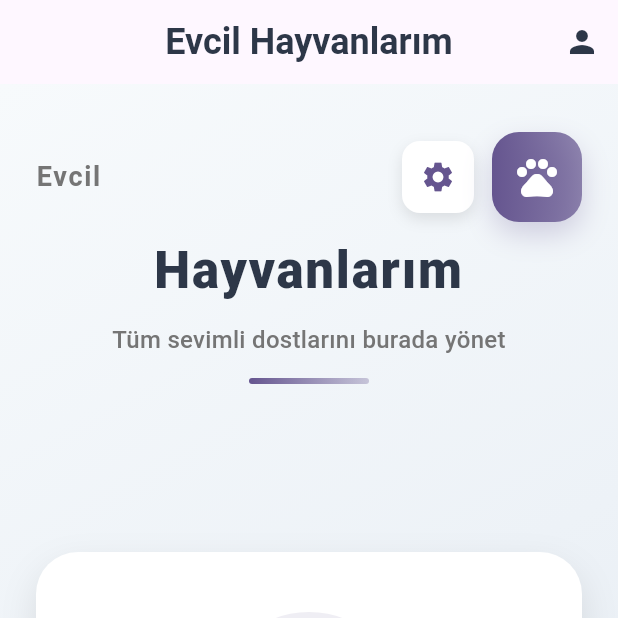
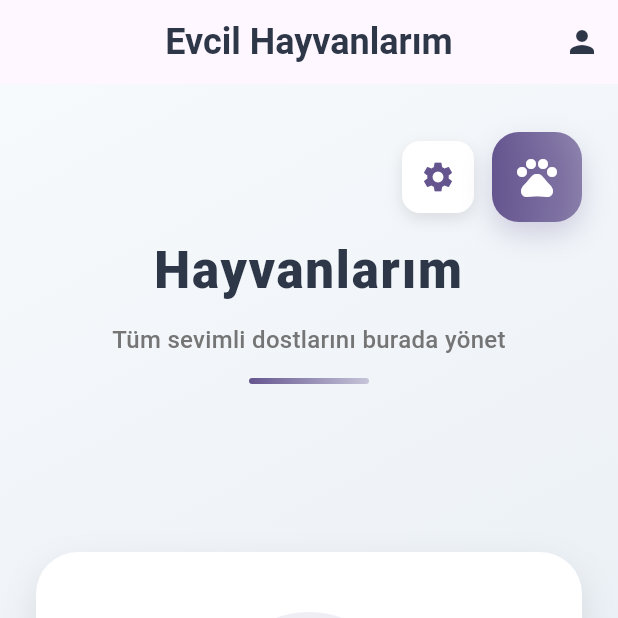
Before and after one commit to suheyla-turan/pet_app, a Flutter app: the screen it shows once a user with an empty profile is signed in, on a phone screen of 412 x 824 dp, the top half of it. Run offline on Flutter 3.47's test engine with Material 3 defaults, Android fonts, the phone set to English and light mode, and no system bars; our stand-ins replace cloud_firestore, firebase_auth, firebase_core, flutter_local_notifications, flutter_tts, image_picker and 5 more; accounts and stored records are empty.

Commit message:
Remove 'Evcil' text from PetListPage and enhance user reload functionality in AuthProvider with display name and photo URL updates in AuthService.

```diff
--- a/lib/features/pet/screens/pet_list_page.dart
+++ b/lib/features/pet/screens/pet_list_page.dart
@@ -97,15 +97,7 @@ class _PetListPageState extends State<PetListPage> with TickerProviderStateMixin
                           child: Column(
                             crossAxisAlignment: CrossAxisAlignment.start,
                             children: [
-                              Text(
-                                'Evcil',
-                                style: TextStyle(
-                                  fontSize: 18,
-                                  fontWeight: FontWeight.w700,
-                                  color: isDark ? Colors.grey.shade300 : Colors.grey.shade600,
-                                  letterSpacing: 1.1,
-                                ),
-                              ),
+                              // 'Evcil' yazısı kaldırıldı
                             ],
                           ),
                         ),
--- a/lib/providers/auth_provider.dart
+++ b/lib/providers/auth_provider.dart
@@ -127,6 +127,11 @@ class AuthProvider extends ChangeNotifier {
         photoURL: photoURL,
       );
 
+      // Kullanıcıyı yeniden yükle
+      await _user?.reload();
+      _user = _authService.currentUser;
+      notifyListeners();
+
       return true;
     } catch (e) {
       _setError(_getErrorMessage(e.toString()));
```
Also changed, not shown: lib/services/auth_service.dart (+7 -0 lines).
